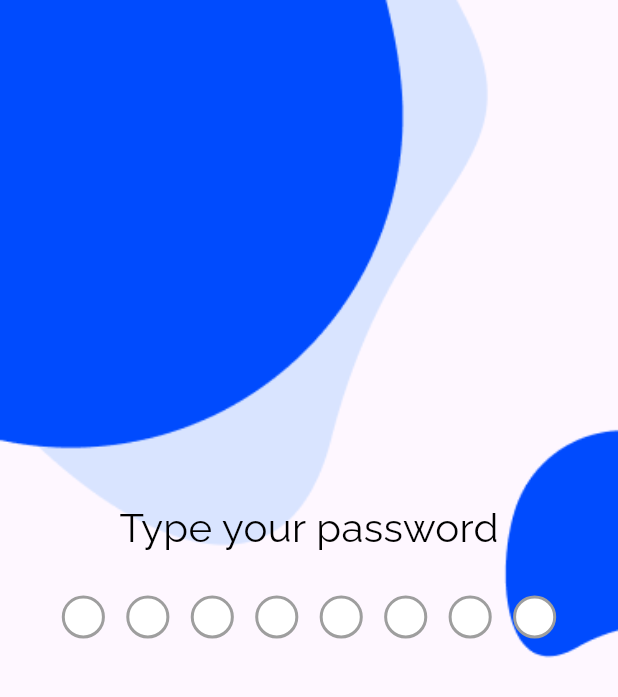
After one commit to Ahmetkanadli/E-Commerce, a Flutter app: the PasswordScreeen screen opened directly, on a phone screen of 412 x 824 dp. The commit adds this screen. Shown: the top 697 px of the screen. Run offline on Flutter 3.47's test engine with Material 3 defaults, Android fonts, the phone set to English and light mode, and no system bars; drawn by our look-alikes of pin_code_fields; our stand-ins replace flutter_screenutil, google_fonts.

Commit message:
created pasasword screen

```diff
--- a/e_commerce/lib/authentication_pages/login_page.dart
+++ b/e_commerce/lib/authentication_pages/login_page.dart
@@ -1,3 +1,4 @@
+import 'package:e_commerce/authentication_pages/password_screeen.dart';
 import 'package:e_commerce/authentication_pages/textField_widget.dart';
 import 'package:e_commerce/authentication_pages/widget/authentication_button.dart';
 import 'package:flutter/material.dart';
@@ -49,7 +50,9 @@ class _LoginPageState extends State<LoginPage> {
                 SizedBox(height: 25.h),
                 TextFieldWidget('Email', _emailController, false),
                 SizedBox(height: 37.h),
-                AuthenticationBuuttonWidget('Done', (){}),
+                AuthenticationBuuttonWidget('Next', (){
+                  Navigator.of(context).push(MaterialPageRoute(builder: (context) => const PasswordScreeen()));
+                }),
 
               ],
             ),
--- /dev/null
+++ b/e_commerce/lib/authentication_pages/password_screeen.dart
@@ -0,0 +1,99 @@
+import 'package:flutter/cupertino.dart';
+import 'package:flutter/material.dart';
+import 'package:flutter_screenutil/flutter_screenutil.dart';
+import 'package:google_fonts/google_fonts.dart';
+import 'package:pin_code_fields/pin_code_fields.dart';
+
+class PasswordScreeen extends StatefulWidget {
+  const PasswordScreeen({super.key});
+
+  @override
+  State<PasswordScreeen> createState() => _PasswordScreeenState();
+}
+
+class _PasswordScreeenState extends State<PasswordScreeen> {
+  final TextEditingController _pinController = TextEditingController();
+
+  @override
+  void dispose() {
+    _pinController.dispose();
+    super.dispose();
+  }
+
+  @override
+  Widget build(BuildContext context) {
+    return Scaffold(
+      body: SingleChildScrollView(
+        child: Stack(
+          children: [
+            SizedBox(
+              width: MediaQuery.of(context).size.width,
+              child: Image.asset(
+                'assets/login_bubbles.png',
+                fit: BoxFit.cover,
+              ),
+            ),
+            Padding(
+              padding: EdgeInsets.only(top: 156.h, left: 20, right: 20),
+              child: Center(
+                child: Column(
+                  children: [
+                    /*
+                    Icon(CupertinoIcons.person, size: 100, color: Colors.black),
+                    SizedBox(height: 70.h),
+                    Text('HELLO',
+                        textAlign: TextAlign.start,
+                        style: GoogleFonts.raleway(
+                            fontSize: 28.sp,
+                            fontWeight: FontWeight.w700,
+                            color: Colors.black)),
+                    SizedBox(height: 46.h),
+                     */
+                    SizedBox(height: 220.h,),
+                    Text('Type your password',
+                        textAlign: TextAlign.start,
+                        style: GoogleFonts.raleway(
+                            fontSize: 28.sp,
+                            fontWeight: FontWeight.w400,
+                            color: Colors.black)),
+                    SizedBox(height: 30.h),
+                    SizedBox(
+                      width: MediaQuery.of(context).size.width * 0.8,
+                      child: PinCodeTextField(
+                        controller: _pinController,
+                        appContext: context,
+                        length: 8,
+                        obscureText: true,
+                        animationType: AnimationType.fade,
+                        pinTheme: PinTheme(
+                          shape: PinCodeFieldShape.circle,
+                          borderRadius: BorderRadius.circular(5),
+                          fieldHeight: 30.w,
+                          fieldWidth: 30.w,
+                          activeFillColor: Colors.white,
+                          selectedFillColor: Colors.white,
+                          inactiveFillColor: Colors.white,
+                          activeColor: Colors.green.shade700,
+                          selectedColor: Colors.blue.shade700,
+                          inactiveColor: Colors.grey,
+                        ),
+                        animationDuration: Duration(milliseconds: 300),
+                        backgroundColor: Colors.transparent,
+                        enableActiveFill: true,
+                        onChanged: (value) {
+                          if (mounted) {
+                            setState(() {});
+                          }
+                        },
+                      ),
+                    ),
+                  ],
+                ),
+              ),
+            ),
+          ],
+        ),
+      ),
+    );
+  }
+}
--- a/e_commerce/lib/authentication_pages/widget/authentication_button.dart
+++ b/e_commerce/lib/authentication_pages/widget/authentication_button.dart
@@ -16,7 +16,7 @@ Widget AuthenticationBuuttonWidget(String text, Function onPressed) {
       onPressed();
     },
     child: Text(
-      'Done',
+      text,
       style: GoogleFonts.nunitoSans(
         fontSize: 22.sp,
         fontWeight: FontWeight.w300,
--- a/e_commerce/pubspec.yaml
+++ b/e_commerce/pubspec.yaml
@@ -37,6 +37,7 @@ dependencies:
   cupertino_icons: ^1.0.8
   flutter_screenutil: ^5.8.4
   google_fonts: ^6.2.1
+  pin_code_fields: ^8.0.1
 
 dev_dependencies:
   flutter_test:
```
Also changed, not shown: e_commerce/pubspec.lock.
